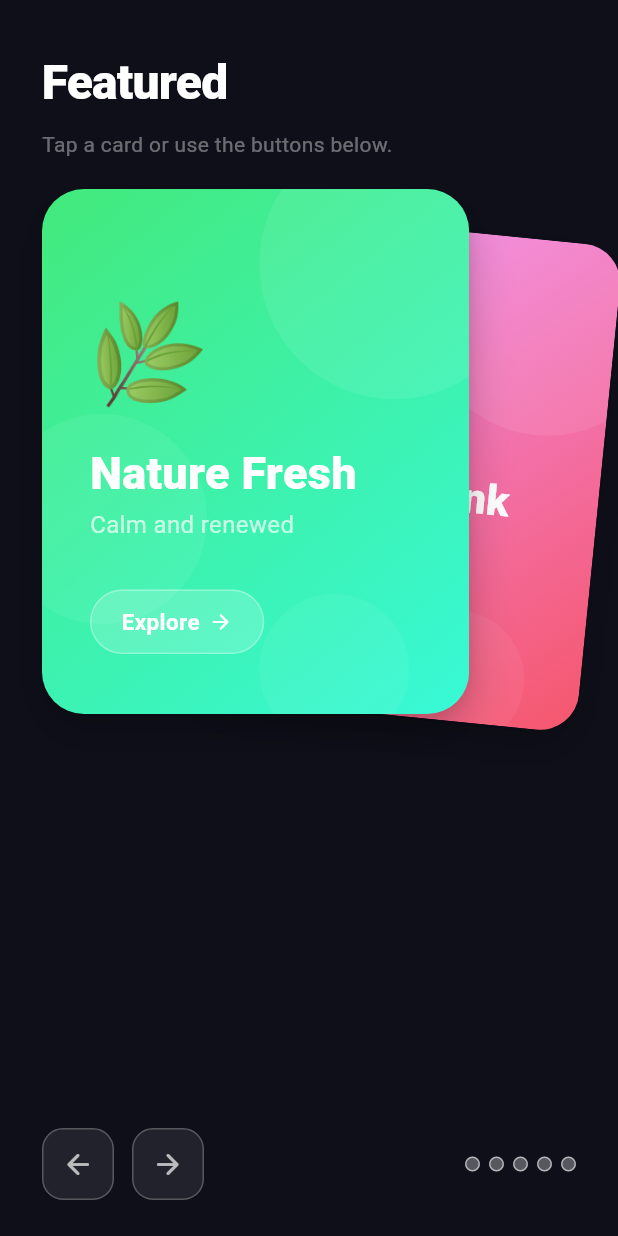
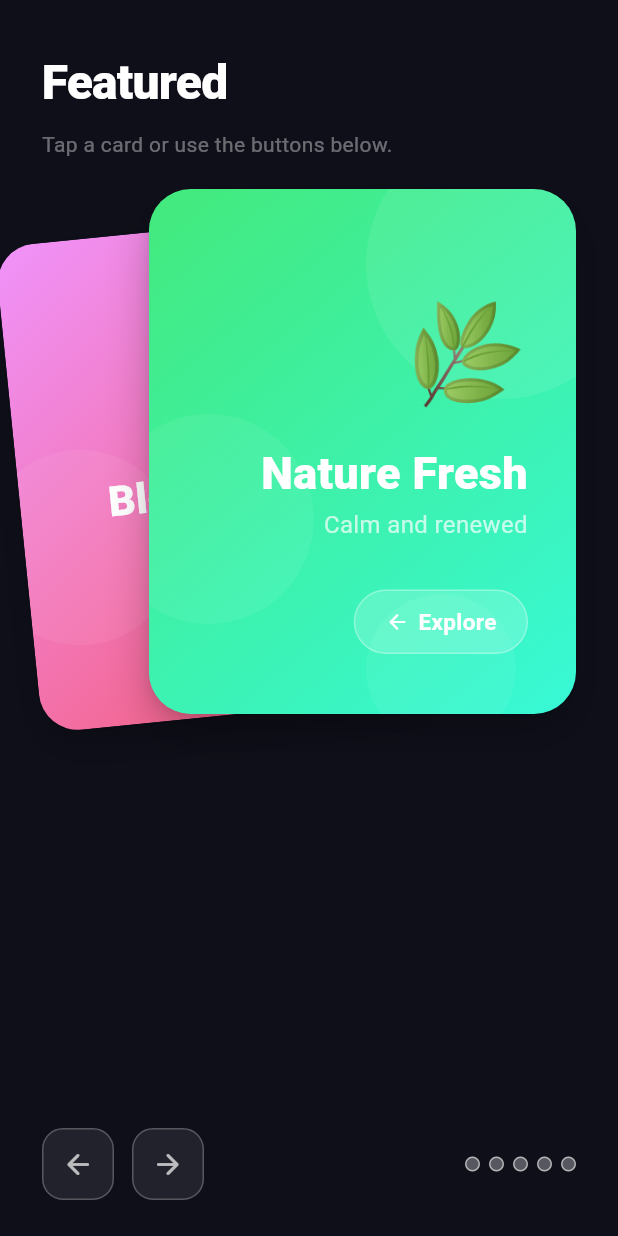
Before and after one commit to devnoaman/slidable_app, a Flutter app: the screen it shows after launch, on a phone screen of 412 x 824 dp. Run offline on Flutter 3.47's test engine with Material 3 defaults, Android fonts, the phone set to English and light mode, and no system bars.

Commit message:
feat: add Right-to-Left (RTL) text direction support to StackedCarousel in main application view

```diff
--- a/lib/main.dart
+++ b/lib/main.dart
@@ -92,6 +92,8 @@ class _CarouselDemoPageState extends State<CarouselDemoPage> {
             Expanded(
               child: SingleChildScrollView(
                 padding: const EdgeInsets.symmetric(horizontal: 28),
+                child: Directionality(
+                  textDirection: TextDirection.rtl,
                   child: StackedCarousel(
                     controller: _controller,
                     // autoPlay: false,
@@ -117,6 +119,7 @@ class _CarouselDemoPageState extends State<CarouselDemoPage> {
                       );
                     },
                     items: _cards.map((c) => _DemoCard(data: c)).toList(),
+                  ),
                 ),
               ),
             ),
@@ -193,6 +196,7 @@ class _CtrlButton extends StatelessWidget {
 // ─────────────────────────────────────────────────────────────────────────────
 // Sample card content
 // ─────────────────────────────────────────────────────────────────────────────
+
 class _CardData {
   const _CardData({
     required this.gradient,
--- a/stacked_carousel/lib/src/stacked_carousel.dart
+++ b/stacked_carousel/lib/src/stacked_carousel.dart
@@ -339,9 +339,16 @@ class _StackedCarouselState extends State<StackedCarousel>
 
   /// Builds the two animated card widgets in the correct Z order.
   ///
+  /// [dirFactor] is +1.0 for LTR and -1.0 for RTL. It mirrors the X offset
+  /// and tilt of the peek card so the stack looks natural in both directions.
+  ///
   /// Forward → peek card behind (Z=0), current card on top (Z=1).
   /// Reverse → current card behind (Z=0), incoming previous card on top (Z=1).
-  List<Widget> _buildCardLayers(double cardWidth, double cardHeight) {
+  List<Widget> _buildCardLayers(
+    double cardWidth,
+    double cardHeight,
+    double dirFactor,
+  ) {
     Widget tappable(Widget card, int index) {
       final cb = widget.onCardTap;
       if (cb == null) return card;
@@ -359,14 +366,15 @@ class _StackedCarouselState extends State<StackedCarousel>
               return Positioned(
                 top: _riseOffsetY.value,
                 child: Opacity(
-                  // During the rise animation the fade controller is already at
-                  // 1.0, so this only affects the idle appearance of new cards.
                   opacity: _peekFadeController.value,
                   child: Transform.translate(
-                    offset: Offset(_riseOffsetX.value, 0),
+                    // Mirror X offset for RTL.
+                    offset: Offset(_riseOffsetX.value * dirFactor, 0),
                     child: Transform(
                       alignment: Alignment.bottomCenter,
-                      transform: Matrix4.identity()..rotateZ(_riseTilt.value),
+                      // Mirror tilt for RTL.
+                      transform: Matrix4.identity()
+                        ..rotateZ(_riseTilt.value * dirFactor),
                       child: Transform.scale(
                         scale: _riseScale.value,
                         child: SizedBox(
@@ -412,30 +420,45 @@ class _StackedCarouselState extends State<StackedCarousel>
 
   @override
   Widget build(BuildContext context) {
+    final isRTL = Directionality.of(context) == TextDirection.rtl;
+    // +1 for LTR, -1 for RTL — mirrors X offsets and tilt.
+    final dirFactor = isRTL ? -1.0 : 1.0;
+
     return LayoutBuilder(
       builder: (context, constraints) {
         final cardWidth = constraints.maxWidth * widget.cardWidthFactor;
         final cardHeight = widget.cardHeight;
+
+        // Resolve start alignment to the correct physical side.
+        final Alignment stackAlignment;
+        if (widget.cardAlignment == CrossAxisAlignment.center) {
+          stackAlignment = Alignment.topCenter;
+        } else {
+          // CrossAxisAlignment.start — topLeft in LTR, topRight in RTL.
+          stackAlignment = isRTL ? Alignment.topRight : Alignment.topLeft;
+        }
 
         return SizedBox(
           width: constraints.maxWidth,
           height: cardHeight + widget.peekOffsetY + 16,
           child: GestureDetector(
             onHorizontalDragEnd: (details) {
-              final velocity = details.primaryVelocity ?? 0;
-              if (velocity < -widget.swipeThreshold) {
+              // Multiply raw velocity by dirFactor so the intuitive swipe
+              // direction stays consistent with reading direction:
+              //   LTR: swipe left  (v < 0) → next,  swipe right (v > 0) → prev
+              //   RTL: swipe right (v > 0) → next,  swipe left  (v < 0) → prev
+              final v = (details.primaryVelocity ?? 0) * dirFactor;
+              if (v < -widget.swipeThreshold) {
                 _advance();
-              } else if (velocity > widget.swipeThreshold) {
+              } else if (v > widget.swipeThreshold) {
                 _retreat();
               }
             },
             child: Stack(
-              alignment: widget.cardAlignment == CrossAxisAlignment.start
-                  ? Alignment.topLeft
-                  : Alignment.topCenter,
+              alignment: stackAlignment,
               clipBehavior: Clip.none,
               children: [
-                ..._buildCardLayers(cardWidth, cardHeight),
+                ..._buildCardLayers(cardWidth, cardHeight, dirFactor),
                 if (widget.isDotIndicatorEnabled)
                   Positioned(
                     bottom: 0,
```
Lines whose indentation alone changed are shown as unchanged.
